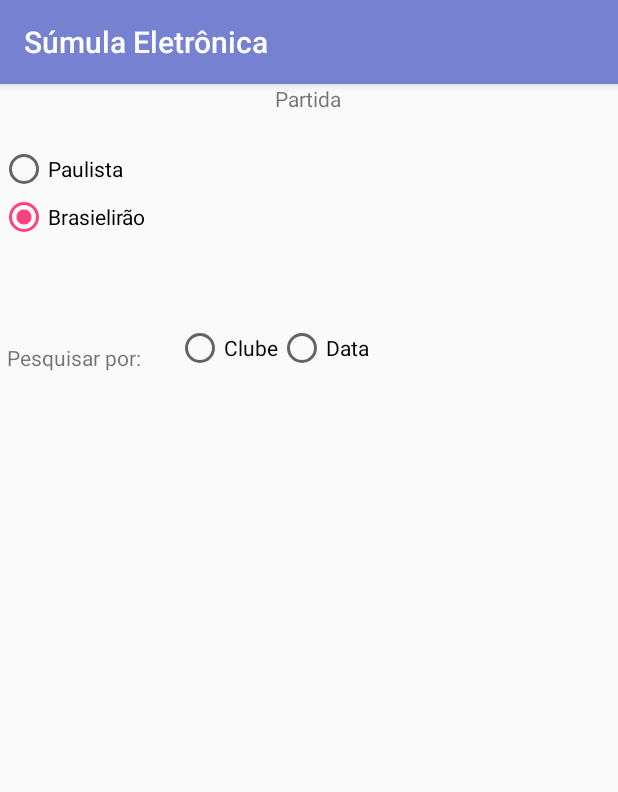
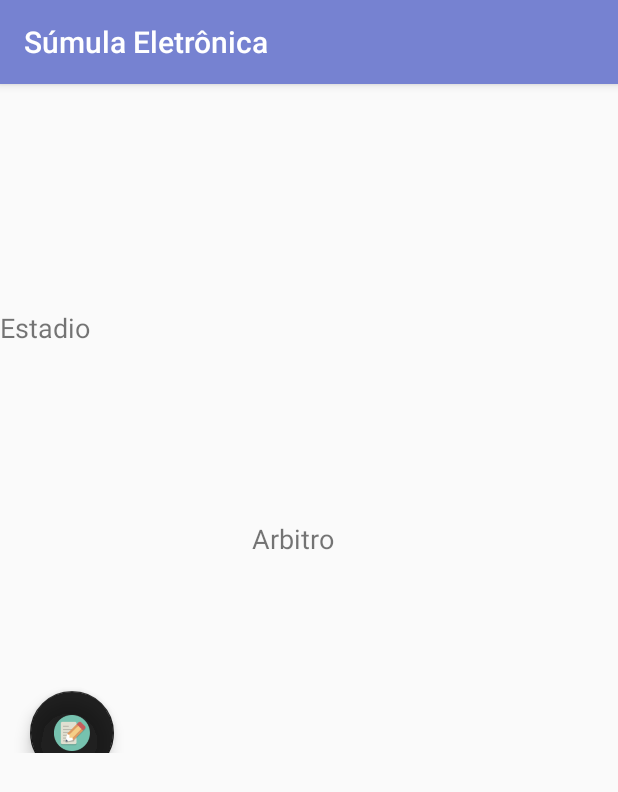
Before and after one commit to BlueTub/SumulaEletronica, an Android app: the fragment FragmentPartidas shown on its own in the app's theme, on a phone screen of 412 x 824 dp. Shown: the top 792 px of the screen. Run offline under Robolectric (Android 15) with nearby library versions, the phone set to English and light mode, and no system bars; network calls fail.

Commit message:
partidas

```diff
--- a/app/src/main/java/com/projeto/sumula/sumulaeletronica/fragments/FragmentPartidas.java
+++ b/app/src/main/java/com/projeto/sumula/sumulaeletronica/fragments/FragmentPartidas.java
@@ -2,6 +2,8 @@ package com.projeto.sumula.sumulaeletronica.fragments;
 
 
 import android.os.Bundle;
+import android.support.design.widget.FloatingActionButton;
+import android.support.design.widget.Snackbar;
 import android.support.v4.app.Fragment;
 import android.view.LayoutInflater;
 import android.view.View;
@@ -19,14 +21,6 @@ import com.projeto.sumula.sumulaeletronica.R;
  */
 public class FragmentPartidas extends Fragment {
 
-    private EditText etPesquisar;
-    private RadioGroup rgCampeonato, rgPesquisa;
-    private RadioButton rbData, rbClube, rbBrasilerao, rbPaulista;
-    private DatePicker datePicker;
-    private ImageButton imageButton;
-
-
-
     public FragmentPartidas() {
         // Required empty public constructor
     }
@@ -38,54 +32,18 @@ public class FragmentPartidas extends Fragment {
         // Inflate the layout for this fragment
         View view =  inflater.inflate(R.layout.fragment_partidas, container, false);
 
-        etPesquisar = (EditText) view.findViewById(R.id.etPesquisarPartidaClube);
-        rgCampeonato = (RadioGroup) view.findViewById(R.id.rgCampeonato);
-        rgPesquisa = (RadioGroup) view.findViewById(R.id.rgPesquisa);
-        rbData = (RadioButton) view.findViewById(R.id.rbData);
-        rbClube = (RadioButton) view.findViewById(R.id.rbClube);
-        rbBrasilerao = (RadioButton) view.findViewById(R.id.rbBrasileirao);
-        rbPaulista = (RadioButton) view.findViewById(R.id.rbPaulista);
-        datePicker = (DatePicker) view.findViewById(R.id.datePicker);
-        imageButton = (ImageButton) view.findViewById(R.id.imageButton);
-
-        rbClube.setOnClickListener(new View.OnClickListener() {
+        FloatingActionButton fab = (FloatingActionButton) view.findViewById(R.id.fabSumula);
+        fab.setOnClickListener(new View.OnClickListener() {
             @Override
-            public void onClick(View v) {
-                onRadioButtonClicked(v);
+            public void onClick(View view) {
+                Snackbar.make(view, "Abrir Súmula", Snackbar.LENGTH_LONG)
+                        .setAction("Action", null).show();
             }
         });
 
-        rbData.setOnClickListener(new View.OnClickListener() {
-            @Override
-            public void onClick(View v) {
-                onRadioButtonClicked(v);
-            }
-        });
 
 
         return view;
     }
 
-
-    public void onRadioButtonClicked(View view) {
-        // Is the button now checked?
-        boolean checked = ((RadioButton) view).isChecked();
-
-        // Check which radio button was clicked
-        switch(view.getId()) {
-            case R.id.rbClube:
-                if (checked)
-                    datePicker.setVisibility(View.INVISIBLE);
-                    etPesquisar.setVisibility(View.VISIBLE);
-                    imageButton.setVisibility(View.VISIBLE);
-                    break;
-            case R.id.rbData:
-                if (checked)
-                    datePicker.setVisibility(View.VISIBLE);
-                    etPesquisar.setVisibility(View.INVISIBLE);
-                    imageButton.setVisibility(View.VISIBLE);
-                    break;
-        }
-    }
-
 }
--- a/app/src/main/res/layout/fragment_partidas.xml
+++ b/app/src/main/res/layout/fragment_partidas.xml
@@ -1,112 +1,82 @@
 <ScrollView xmlns:android="http://schemas.android.com/apk/res/android"
     xmlns:app="http://schemas.android.com/apk/res-auto"
-    xmlns:tools="http://schemas.android.com/tools"
     android:layout_width="match_parent"
-    android:layout_height="match_parent"
-    tools:context="com.projeto.sumula.sumulaeletronica.fragments.FragmentPartidas">
+    android:layout_height="match_parent">
 
     <RelativeLayout
         android:layout_width="match_parent"
         android:layout_height="match_parent">
 
-        <RadioGroup
-        android:layout_width="wrap_content"
-        android:layout_height="wrap_content"
-        android:orientation="horizontal"
-        android:layout_alignBottom="@+id/textView4"
-        android:layout_toEndOf="@+id/rgCampeonato"
-        android:layout_marginStart="20dp"
-        android:id="@+id/rgPesquisa">
+        <ImageView
+            android:id="@+id/imageEstadioPartida"
+            android:layout_width="match_parent"
+            android:layout_height="150dp"
+            android:contentDescription="Estadio"
+            android:layout_alignParentTop="true"
+            android:layout_alignParentEnd="true" />
 
-        <RadioButton
-            android:text="Clube"
-            android:layout_width="wrap_content"
+        <LinearLayout
+            android:layout_width="match_parent"
             android:layout_height="wrap_content"
-            android:id="@+id/rbClube"
-            android:layout_weight="1"
-            android:checked="false"
-            android:onClick="onRadioButtonClicked"/>
+            android:layout_below="@+id/imageEstadioPartida"
+            android:orientation="vertical">
 
-        <RadioButton
-            android:text="Data"
-            android:layout_width="wrap_content"
-            android:layout_height="wrap_content"
-            android:id="@+id/rbData"
-            android:onClick="onRadioButtonClicked"/>
-    </RadioGroup>
+            <TextView
+                android:id="@+id/tvNomeEstadio"
+                android:layout_width="match_parent"
+                android:layout_height="wrap_content"
+                android:layout_marginBottom="10dp"
+                android:text="Estadio"
+                android:textSize="18sp" />
 
-        <TextView
-        android:text="Partida"
-        android:layout_width="wrap_content"
-        android:layout_height="wrap_content"
-        android:id="@+id/textView2"
-        android:layout_alignParentTop="true"
-        android:layout_centerHorizontal="true" />
+            <AbsoluteLayout
+                android:layout_width="match_parent"
+                android:layout_height="129dp">
 
-        <DatePicker
-            android:layout_width="match_parent"
-            android:layout_height="match_parent"
-            android:id="@+id/datePicker"
-            android:layout_marginTop="146dp"
-            android:visibility="invisible"
-            android:datePickerMode="spinner"
-            android:spinnersShown="true"
-            android:layout_below="@+id/rgPesquisa"
-            android:layout_alignStart="@+id/etPesquisarPartidaClube" />
+                <ImageView
+                    android:id="@+id/imageArbitro"
+                    android:layout_width="100dp"
+                    android:layout_height="100dp"
+                    android:contentDescription="Estadio"
+                    android:layout_alignParentTop="true"
+                    android:layout_alignParentEnd="true"
+                    android:layout_x="262dp"
+                    android:layout_y="0dp" />
 
-        <TextView
-        android:text="Pesquisar por: "
-        android:layout_width="wrap_content"
-        android:layout_height="wrap_content"
-        android:layout_marginTop="68dp"
-        android:id="@+id/textView4"
-            android:layout_below="@+id/rgCampeonato"
-            android:layout_toStartOf="@+id/rgPesquisa" />
+                <TextView
+                    android:id="@+id/tvNomeArbitro"
+                    android:layout_width="210dp"
+                    android:layout_height="wrap_content"
+                    android:layout_marginBottom="10dp"
+                    android:text="Arbitro"
+                    android:textSize="18sp"
+                    android:layout_x="168dp"
+                    android:layout_y="106dp" />
 
-        <EditText
-            android:layout_width="wrap_content"
-            android:layout_height="wrap_content"
-            android:inputType="textPersonName"
-            android:text="Nome do clube"
-            android:ems="10"
-            android:id="@+id/etPesquisarPartidaClube"
-            android:visibility="invisible"
-            android:layout_below="@+id/rgPesquisa"
-            android:layout_alignStart="@+id/textView4"
-            android:layout_marginTop="51dp" />
+            </AbsoluteLayout>
 
-        <ImageButton
-            android:layout_width="wrap_content"
-            android:layout_height="wrap_content"
-            app:srcCompat="@android:drawable/ic_menu_search"
-            android:id="@+id/imageButton"
-            android:visibility="invisible"
-            android:layout_alignBottom="@+id/etPesquisarPartidaClube"
-            android:layout_toEndOf="@+id/etPesquisarPartidaClube"
-            android:layout_marginStart="11dp" />
+            <ExpandableListView
+                android:id="@+id/lvExp"
+                android:layout_height="match_parent"
+                android:layout_width="match_parent"/>
 
-        <RadioGroup
-            android:layout_width="wrap_content"
-            android:layout_height="wrap_content"
-            android:layout_marginTop="21dp"
-            android:id="@+id/rgCampeonato"
-            android:layout_below="@+id/textView2"
-            android:layout_alignParentStart="true">
+            <AbsoluteLayout
+                android:layout_width="match_parent"
+                android:layout_height="132dp">
 
-            <RadioButton
-                android:text="Paulista"
-                android:layout_width="wrap_content"
-                android:layout_height="wrap_content"
-                android:id="@+id/rbPaulista"
-                android:layout_weight="1" />
+                <android.support.design.widget.FloatingActionButton
+                    android:id="@+id/fabSumula"
+                    android:layout_width="wrap_content"
+                    android:layout_height="wrap_content"
+                    android:layout_gravity="bottom|end"
+                    android:layout_margin="@dimen/fab_margin"
+                    app:srcCompat="@drawable/sumula"
+                    android:layout_x="20dp"
+                    android:layout_y="91dp"
+                    app:backgroundTint="?attr/actionMenuTextColor" />
+            </AbsoluteLayout>
 
-            <RadioButton
-                android:text="Brasielirão"
-                android:layout_width="wrap_content"
-                android:layout_height="wrap_content"
-                android:id="@+id/rbBrasileirao"
-                android:layout_weight="1"
-                android:checked="true" />
-        </RadioGroup>
+        </LinearLayout>
+
     </RelativeLayout>
 </ScrollView>
```
Also changed, not shown: app/src/main/res/layout/fragment_arbitro_tab_partidas.xml (+13 -7 lines), app/src/main/res/layout/item_partida_escolhida.xml (added, +15 -0 lines), app/src/main/res/layout/item_partidas.xml (added, +42 -0 lines), app/src/main/res/menu/activity_menu_lateral_drawer.xml (+8 -8 lines), app/src/main/res/drawable/arbitro.png (added), app/src/main/res/drawable/campeonato.png (added), app/src/main/res/drawable/clube.png (added), app/src/main/res/drawable/estadio.png (added), app/src/main/res/drawable/jogadores.png (added), app/src/main/res/drawable/partidas.png (added), app/src/main/res/drawable/sumula.png (added).
